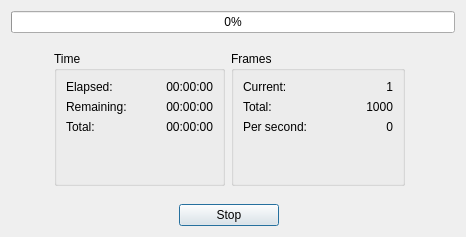
mikoro/orientview, file src/StabilizeWindow.ui: the form before one commit.
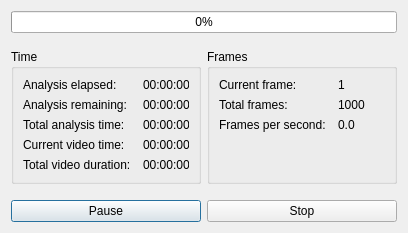
The form after the commit. Icons and pictures are not drawn.

What changed in the file:
```diff
--- a/src/StabilizeWindow.ui
+++ b/src/StabilizeWindow.ui
@@ -6,8 +6,8 @@
    <rect>
     <x>0</x>
     <y>0</y>
-    <width>466</width>
-    <height>237</height>
+    <width>406</width>
+    <height>224</height>
    </rect>
   </property>
   <property name="minimumSize">
@@ -29,26 +29,260 @@
    <iconset resource="OrientView.qrc">
     <normaloff>:/icons/misc/icons/orientview.ico</normaloff>:/icons/misc/icons/orientview.ico</iconset>
   </property>
-  <layout class="QGridLayout" name="gridLayout_4">
-   <item row="3" column="2" colspan="2">
+  <layout class="QVBoxLayout" name="verticalLayout">
+   <item>
+    <widget class="QProgressBar" name="progressBarMain">
+     <property name="minimumSize">
+      <size>
+       <width>0</width>
+       <height>0</height>
+      </size>
+     </property>
+     <property name="styleSheet">
+      <string notr="true">text-align: center;</string>
+     </property>
+     <property name="maximum">
+      <number>1000</number>
+     </property>
+     <property name="value">
+      <number>0</number>
+     </property>
+    </widget>
+   </item>
+   <item>
+    <layout class="QHBoxLayout" name="horizontalLayout">
+     <property name="topMargin">
+      <number>10</number>
+     </property>
+     <property name="bottomMargin">
+      <number>10</number>
+     </property>
+     <item>
+      <widget class="QGroupBox" name="groupBox">
+       <property name="minimumSize">
+        <size>
+         <width>190</width>
+         <height>0</height>
+        </size>
+       </property>
+       <property name="title">
+        <string>Time</string>
+       </property>
+       <layout class="QFormLayout" name="formLayout">
+        <property name="fieldGrowthPolicy">
+         <enum>QFormLayout::AllNonFixedFieldsGrow</enum>
+        </property>
+        <property name="horizontalSpacing">
+         <number>12</number>
+        </property>
+        <item row="0" column="0">
+         <widget class="QLabel" name="label">
+          <property name="minimumSize">
+           <size>
+            <width>0</width>
+            <height>0</height>
+           </size>
+          </property>
+          <property name="maximumSize">
+           <size>
+            <width>16777215</width>
+            <height>16777215</height>
+           </size>
+          </property>
+          <property name="text">
+           <string>Analysis elapsed:</string>
+          </property>
+          <property name="alignment">
+           <set>Qt::AlignLeading|Qt::AlignLeft|Qt::AlignVCenter</set>
+          </property>
+         </widget>
+        </item>
+        <item row="0" column="1">
+         <widget class="QLabel" name="labelElapsedTime">
+          <property name="minimumSize">
+           <size>
+            <width>0</width>
+            <height>0</height>
+           </size>
+          </property>
+          <property name="text">
+           <string>00:00:00</string>
+          </property>
+          <property name="alignment">
+           <set>Qt::AlignLeading|Qt::AlignLeft|Qt::AlignVCenter</set>
+          </property>
+         </widget>
+        </item>
+        <item row="1" column="0">
+         <widget class="QLabel" name="label_2">
+          <property name="minimumSize">
+           <size>
+            <width>0</width>
+            <height>0</height>
+           </size>
+          </property>
+          <property name="maximumSize">
+           <size>
+            <width>16777215</width>
+            <height>16777215</height>
+           </size>
+          </property>
+          <property name="text">
+           <string>Analysis remaining:</string>
+          </property>
+          <property name="alignment">
+           <set>Qt::AlignLeading|Qt::AlignLeft|Qt::AlignVCenter</set>
+          </property>
+         </widget>
+        </item>
+        <item row="1" column="1">
+         <widget class="QLabel" name="labelRemainingTime">
+          <property name="minimumSize">
+           <size>
+            <width>0</width>
+            <height>0</height>
+           </size>
+          </property>
+          <property name="text">
+           <string>00:00:00</string>
+          </property>
+          <property name="alignment">
+           <set>Qt::AlignLeading|Qt::AlignLeft|Qt::AlignVCenter</set>
+          </property>
+         </widget>
+        </item>
+        <item row="2" column="0">
+         <widget class="QLabel" name="label_7">
+          <property name="minimumSize">
+           <size>
+            <width>0</width>
+            <height>0</height>
+           </size>
+          </property>
+          <property name="maximumSize">
+           <size>
+            <width>16777215</width>
+            <height>16777215</height>
+           </size>
+          </property>
+          <property name="text">
+           <string>Total analysis time:</string>
+          </property>
+          <property name="alignment">
+           <set>Qt::AlignLeading|Qt::AlignLeft|Qt::AlignVCenter</set>
+          </property>
+         </widget>
+        </item>
+        <item row="2" column="1">
+         <widget class="QLabel" name="labelTotalAnalysisTime">
+          <property name="minimumSize">
+           <size>
+            <width>0</width>
+            <height>0</height>
+           </size>
+          </property>
+          <property name="text">
+           <string>00:00:00</string>
+          </property>
+          <property name="alignment">
+           <set>Qt::AlignLeading|Qt::AlignLeft|Qt::AlignVCenter</set>
+          </property>
+         </widget>
+        </item>
+        <item row="3" column="0">
+         <widget class="QLabel" name="label_9">
+          <property name="minimumSize">
+           <size>
+            <width>0</width>
+            <height>0</height>
+           </size>
+          </property>
+          <property name="maximumSize">
+           <size>
+            <width>16777215</width>
+            <height>16777215</height>
+           </size>
+          </property>
+          <property name="text">
+           <string>Current video time:</string>
+          </property>
+          <property name="alignment">
+           <set>Qt::AlignLeading|Qt::AlignLeft|Qt::AlignVCenter</set>
+          </property>
+         </widget>
+        </item>
+        <item row="3" column="1">
+         <widget class="QLabel" name="labelCurrentVideoTime">
+          <property name="minimumSize">
+           <size>
+            <width>0</width>
+            <height>0</height>
+           </size>
+          </property>
+          <property name="text">
+           <string>00:00:00</string>
+          </property>
+          <property name="alignment">
+           <set>Qt::AlignLeading|Qt::AlignLeft|Qt::AlignVCenter</set>
+          </property>
+         </widget>
+        </item>
+        <item row="4" column="0">
+         <widget class="QLabel" name="label_12">
+          <property name="minimumSize">
+           <size>
+            <width>0</width>
+            <height>0</height>
+           </size>
+          </property>
+          <property name="maximumSize">
+           <size>
+            <width>16777215</width>
+            <height>16777215</height>
+           </size>
+          </property>
+          <property name="text">
+           <string>Total video duration:</string>
+          </property>
+          <property name="alignment">
+           <set>Qt::AlignLeading|Qt::AlignLeft|Qt::AlignVCenter</set>
+          </property>
+         </widget>
+        </item>
+        <item row="4" column="1">
+         <widget class="QLabel" name="labelTotalVideoDuration">
+          <property name="minimumSize">
+           <size>
+            <width>0</width>
+            <height>0</height>
+           </size>
+          </property>
+          <property name="text">
+           <string>00:00:00</string>
+          </property>
+          <property name="alignment">
+           <set>Qt::AlignLeading|Qt::AlignLeft|Qt::AlignVCenter</set>
+          </property>
+         </widget>
+        </item>
+       </layout>
+      </widget>
+     </item>
+     <item>
     <widget class="QGroupBox" name="groupBox_2">
+       <property name="minimumSize">
+        <size>
+         <width>190</width>
+         <height>0</height>
+        </size>
+       </property>
      <property name="title">
       <string>Frames</string>
      </property>
-     <layout class="QGridLayout" name="gridLayout_2">
-      <item row="3" column="1">
-       <spacer name="verticalSpacer_3">
-        <property name="orientation">
-         <enum>Qt::Vertical</enum>
+       <layout class="QFormLayout" name="formLayout_2">
+        <property name="horizontalSpacing">
+         <number>12</number>
         </property>
-        <property name="sizeHint" stdset="0">
-         <size>
-          <width>20</width>
-          <height>40</height>
-         </size>
-        </property>
-       </spacer>
-      </item>
       <item row="0" column="0">
        <widget class="QLabel" name="label_3">
         <property name="minimumSize">
@@ -64,7 +298,10 @@
          </size>
         </property>
         <property name="text">
-         <string>Current:</string>
+           <string>Current frame:</string>
+          </property>
+          <property name="alignment">
+           <set>Qt::AlignLeading|Qt::AlignLeft|Qt::AlignVCenter</set>
         </property>
        </widget>
       </item>
@@ -72,7 +309,7 @@
        <widget class="QLabel" name="labelCurrentFrame">
         <property name="minimumSize">
          <size>
-          <width>80</width>
+            <width>0</width>
           <height>0</height>
          </size>
         </property>
@@ -80,42 +317,7 @@
          <string>1</string>
         </property>
         <property name="alignment">
-         <set>Qt::AlignRight|Qt::AlignTrailing|Qt::AlignVCenter</set>
-        </property>
-       </widget>
-      </item>
-      <item row="2" column="0">
-       <widget class="QLabel" name="label_5">
-        <property name="minimumSize">
-         <size>
-          <width>0</width>
-          <height>0</height>
-         </size>
-        </property>
-        <property name="maximumSize">
-         <size>
-          <width>16777215</width>
-          <height>16777215</height>
-         </size>
-        </property>
-        <property name="text">
-         <string>Per second:</string>
-        </property>
-       </widget>
-      </item>
-      <item row="2" column="1">
-       <widget class="QLabel" name="labelFramesPerSecond">
-        <property name="minimumSize">
-         <size>
-          <width>80</width>
-          <height>0</height>
-         </size>
-        </property>
-        <property name="text">
-         <string>0</string>
-        </property>
-        <property name="alignment">
-         <set>Qt::AlignRight|Qt::AlignTrailing|Qt::AlignVCenter</set>
+           <set>Qt::AlignLeading|Qt::AlignLeft|Qt::AlignVCenter</set>
         </property>
        </widget>
       </item>
@@ -134,7 +336,10 @@
          </size>
         </property>
         <property name="text">
-         <string>Total:</string>
+           <string>Total frames:</string>
+          </property>
+          <property name="alignment">
+           <set>Qt::AlignLeading|Qt::AlignLeft|Qt::AlignVCenter</set>
         </property>
        </widget>
       </item>
@@ -142,7 +347,7 @@
        <widget class="QLabel" name="labelTotalFrames">
         <property name="minimumSize">
          <size>
-          <width>80</width>
+            <width>0</width>
           <height>0</height>
          </size>
         </property>
@@ -150,21 +355,12 @@
          <string>1000</string>
         </property>
         <property name="alignment">
-         <set>Qt::AlignRight|Qt::AlignTrailing|Qt::AlignVCenter</set>
+           <set>Qt::AlignLeading|Qt::AlignLeft|Qt::AlignVCenter</set>
         </property>
        </widget>
       </item>
-     </layout>
-    </widget>
-   </item>
-   <item row="3" column="1">
-    <widget class="QGroupBox" name="groupBox">
-     <property name="title">
-      <string>Time</string>
-     </property>
-     <layout class="QGridLayout" name="gridLayout">
       <item row="2" column="0">
-       <widget class="QLabel" name="label_7">
+         <widget class="QLabel" name="label_5">
         <property name="minimumSize">
          <size>
           <width>0</width>
@@ -178,184 +374,54 @@
          </size>
         </property>
         <property name="text">
-         <string>Total:</string>
+           <string>Frames per second:</string>
+          </property>
+          <property name="alignment">
+           <set>Qt::AlignLeading|Qt::AlignLeft|Qt::AlignVCenter</set>
         </property>
        </widget>
       </item>
       <item row="2" column="1">
-       <widget class="QLabel" name="labelTotalTime">
+         <widget class="QLabel" name="labelFramesPerSecond">
         <property name="minimumSize">
          <size>
-          <width>80</width>
+            <width>0</width>
           <height>0</height>
          </size>
         </property>
         <property name="text">
-         <string>00:00:00</string>
+           <string>0.0</string>
         </property>
         <property name="alignment">
-         <set>Qt::AlignRight|Qt::AlignTrailing|Qt::AlignVCenter</set>
+           <set>Qt::AlignLeading|Qt::AlignLeft|Qt::AlignVCenter</set>
         </property>
        </widget>
       </item>
-      <item row="1" column="1">
-       <widget class="QLabel" name="labelRemainingTime">
-        <property name="minimumSize">
-         <size>
-          <width>80</width>
-          <height>0</height>
-         </size>
-        </property>
-        <property name="text">
-         <string>00:00:00</string>
-        </property>
-        <property name="alignment">
-         <set>Qt::AlignRight|Qt::AlignTrailing|Qt::AlignVCenter</set>
-        </property>
-       </widget>
-      </item>
-      <item row="0" column="1">
-       <widget class="QLabel" name="labelElapsedTime">
-        <property name="minimumSize">
-         <size>
-          <width>80</width>
-          <height>0</height>
-         </size>
-        </property>
-        <property name="text">
-         <string>00:00:00</string>
-        </property>
-        <property name="alignment">
-         <set>Qt::AlignRight|Qt::AlignTrailing|Qt::AlignVCenter</set>
-        </property>
-       </widget>
-      </item>
-      <item row="1" column="0">
-       <widget class="QLabel" name="label_2">
-        <property name="minimumSize">
-         <size>
-          <width>0</width>
-          <height>0</height>
-         </size>
-        </property>
-        <property name="maximumSize">
-         <size>
-          <width>16777215</width>
-          <height>16777215</height>
-         </size>
-        </property>
+       </layout>
+      </widget>
+     </item>
+    </layout>
+   </item>
+   <item>
+    <layout class="QHBoxLayout" name="horizontalLayout_2">
+     <item>
+      <widget class="QPushButton" name="pushButtonPauseContinue">
         <property name="text">
-         <string>Remaining:</string>
+        <string>Pause</string>
         </property>
        </widget>
       </item>
-      <item row="0" column="0">
-       <widget class="QLabel" name="label">
-        <property name="minimumSize">
-         <size>
-          <width>0</width>
-          <height>0</height>
-         </size>
-        </property>
-        <property name="maximumSize">
-         <size>
-          <width>16777215</width>
-          <height>16777215</height>
-         </size>
-        </property>
-        <property name="text">
-         <string>Elapsed:</string>
-        </property>
-       </widget>
-      </item>
-      <item row="3" column="1">
-       <spacer name="verticalSpacer_2">
-        <property name="orientation">
-         <enum>Qt::Vertical</enum>
-        </property>
-        <property name="sizeHint" stdset="0">
-         <size>
-          <width>20</width>
-          <height>40</height>
-         </size>
-        </property>
-       </spacer>
-      </item>
-     </layout>
-    </widget>
-   </item>
-   <item row="1" column="2">
-    <spacer name="verticalSpacer_6">
-     <property name="orientation">
-      <enum>Qt::Vertical</enum>
-     </property>
-     <property name="sizeType">
-      <enum>QSizePolicy::MinimumExpanding</enum>
-     </property>
-     <property name="sizeHint" stdset="0">
-      <size>
-       <width>20</width>
-       <height>10</height>
-      </size>
-     </property>
-    </spacer>
-   </item>
-   <item row="3" column="5">
-    <spacer name="horizontalSpacer_2">
-     <property name="orientation">
-      <enum>Qt::Horizontal</enum>
-     </property>
-     <property name="sizeHint" stdset="0">
-      <size>
-       <width>40</width>
-       <height>20</height>
-      </size>
-     </property>
-    </spacer>
-   </item>
-   <item row="3" column="0">
-    <spacer name="horizontalSpacer">
-     <property name="orientation">
-      <enum>Qt::Horizontal</enum>
-     </property>
-     <property name="sizeHint" stdset="0">
-      <size>
-       <width>40</width>
-       <height>20</height>
-      </size>
-     </property>
-    </spacer>
-   </item>
-   <item row="0" column="0" colspan="6">
-    <widget class="QProgressBar" name="progressBarMain">
-     <property name="minimumSize">
-      <size>
-       <width>0</width>
-       <height>0</height>
-      </size>
-     </property>
-     <property name="styleSheet">
-      <string notr="true">text-align: center;</string>
-     </property>
-     <property name="maximum">
-      <number>1000</number>
-     </property>
-     <property name="value">
-      <number>0</number>
-     </property>
-    </widget>
-   </item>
-   <item row="5" column="1" colspan="3" alignment="Qt::AlignHCenter">
+     <item>
     <widget class="QPushButton" name="pushButtonStopClose">
      <property name="sizePolicy">
-      <sizepolicy hsizetype="Maximum" vsizetype="Fixed">
+        <sizepolicy hsizetype="Preferred" vsizetype="Fixed">
        <horstretch>0</horstretch>
        <verstretch>0</verstretch>
       </sizepolicy>
      </property>
      <property name="minimumSize">
       <size>
-       <width>100</width>
+         <width>0</width>
        <height>0</height>
       </size>
      </property>
@@ -370,18 +436,17 @@
      </property>
     </widget>
    </item>
-   <item row="4" column="2">
-    <spacer name="verticalSpacer_7">
+    </layout>
+   </item>
+   <item>
+    <spacer name="verticalSpacer">
      <property name="orientation">
       <enum>Qt::Vertical</enum>
      </property>
-     <property name="sizeType">
-      <enum>QSizePolicy::MinimumExpanding</enum>
-     </property>
      <property name="sizeHint" stdset="0">
       <size>
        <width>20</width>
-       <height>10</height>
+       <height>40</height>
       </size>
      </property>
     </spacer>
```
Lines whose indentation alone changed are shown as unchanged.
